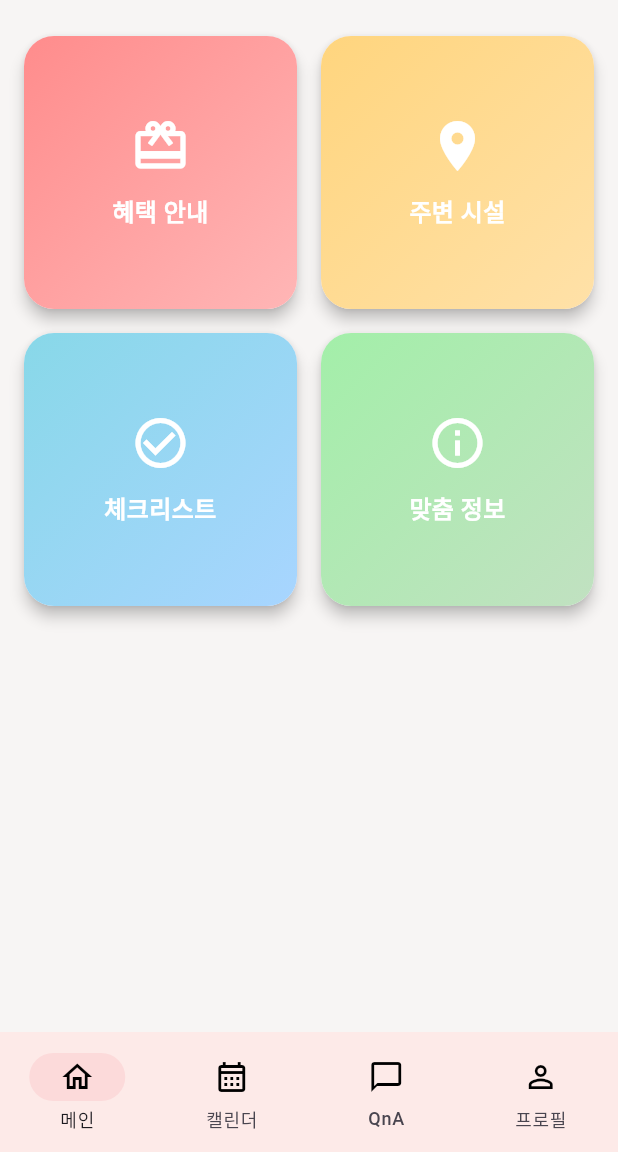
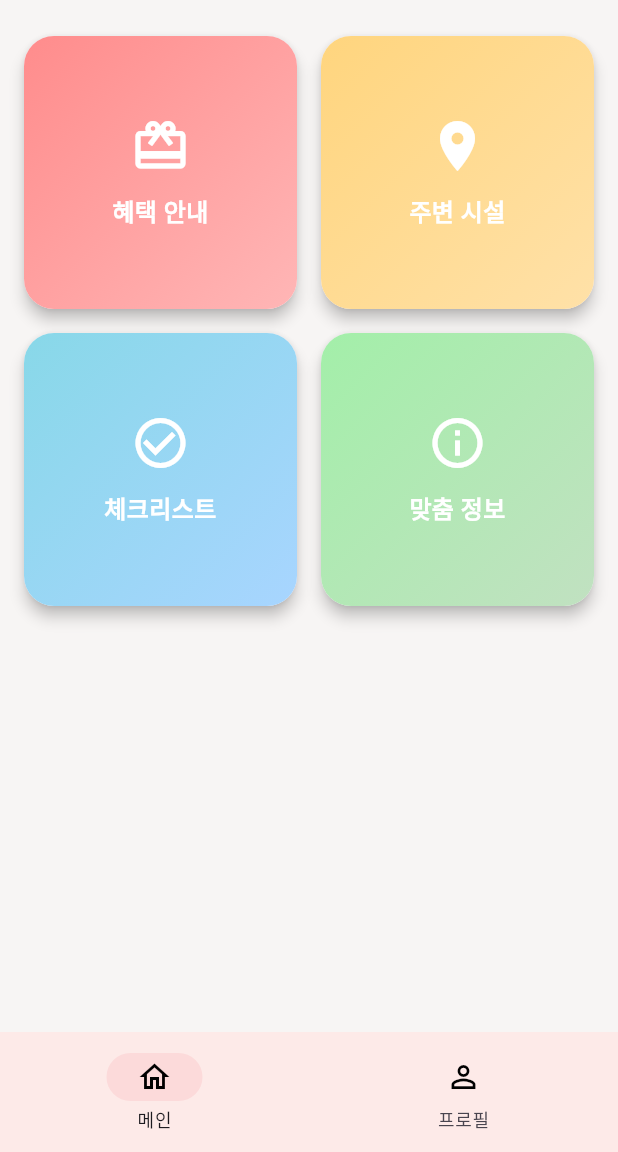
Before and after one commit to KimDaegun00/capstone01, a Flutter app: the screen it shows after launch, on a phone screen of 412 x 824 dp, the part 84-1236 px from its top. Run offline on Flutter 3.47's test engine with Material 3 defaults, Android fonts, the phone set to English and light mode, and no system bars.

Commit message:
캘린더, QnA 하단에서 제거
ㅈㄱㄴ

```diff
--- a/lib/nav_screens/main_nav.dart
+++ b/lib/nav_screens/main_nav.dart
@@ -36,16 +36,6 @@ class BottomNavBar extends StatelessWidget {
             label: '메인',
           ),
           NavigationDestination(
-            icon: Icon(Icons.calendar_month_outlined, color: _iconColor),
-            selectedIcon: Icon(Icons.calendar_month_outlined, color: _iconColor),
-            label: '캘린더',
-          ),
-          NavigationDestination(
-            icon: Icon(Icons.chat_bubble_outline, color: _iconColor),
-            selectedIcon: Icon(Icons.chat_bubble_outline, color: _iconColor),
-            label: 'QnA',
-          ),
-          NavigationDestination(
             icon: Icon(Icons.person_outline, color: _iconColor),
             selectedIcon: Icon(Icons.person_outline, color: _iconColor),
             label: '프로필',
--- a/lib/nav_screens/main_screen.dart
+++ b/lib/nav_screens/main_screen.dart
@@ -34,10 +34,6 @@ class _MainScreenState extends State<MainScreen> {
   Widget _getBody() {
     switch (_selectedIndex) {
       case 1:
-        return CalendarScreen();
-      case 2:
-        return QnaScreen();
-      case 3:
         return ProfileScreen();
       default:
         return const MainGridMenu();
```
